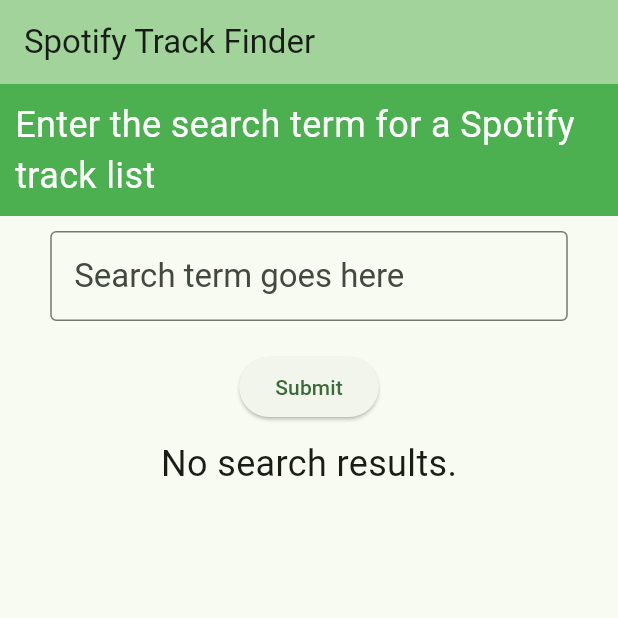
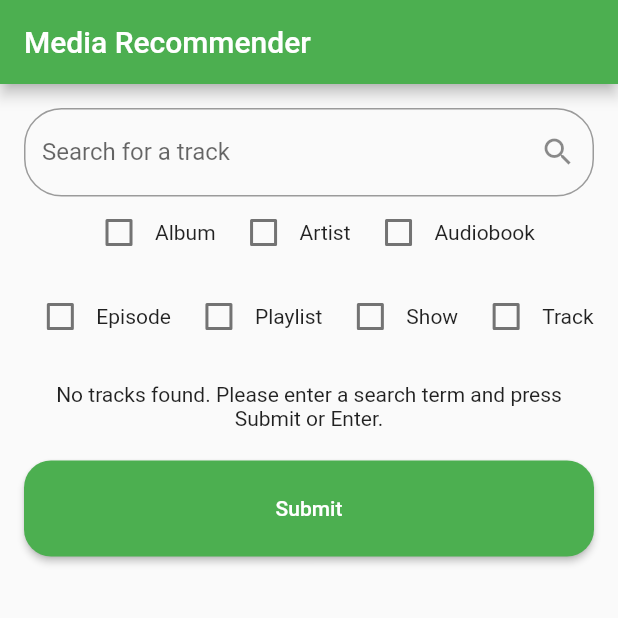
Before and after one commit to jamaki604/media_recommender, a Flutter app: the screen it shows after launch, on a phone screen of 412 x 824 dp, the top half of it. Run offline on Flutter 3.47's test engine with Material 2 defaults, Android fonts, the phone set to English and light mode, and no system bars.

Commit message:
Update main
Updated the UI to include checkboxes for type. This will be implemented for searching different content types and outputting the information.

Also smoothed UI out with some small changes so it looks cleaner.

```diff
--- a/lib/main.dart
+++ b/lib/main.dart
@@ -1,9 +1,9 @@
 import 'package:flutter/material.dart';
-import 'package:media_recommender/parse_results.dart';
-import 'package:media_recommender/spotify_authorization.dart';
-import 'package:media_recommender/spotify_query_parser.dart';
-import 'package:media_recommender/spotify_query_updater.dart';
-import 'package:media_recommender/track.dart';
+import 'package:media_recommender/models/spotify_search_results.dart';
+import 'package:media_recommender/services/spotify_authorization.dart';
+import 'package:media_recommender/services/spotify_query_parser.dart';
+import 'package:media_recommender/services/spotify_search_service.dart';
+import 'package:media_recommender/models/track.dart';
 import 'package:url_launcher/url_launcher_string.dart';
 
 void main() {
@@ -18,10 +18,35 @@
     return MaterialApp(
       title: 'Spotify Track Finder',
       theme: ThemeData(
-        colorScheme: ColorScheme.fromSeed(seedColor: Colors.green),
-        useMaterial3: true,
+        primarySwatch: Colors.green,
+        // brightness: Brightness.dark, *use for a dark mode consider an option later
+        inputDecorationTheme: InputDecorationTheme(
+          border: OutlineInputBorder(
+            borderRadius: BorderRadius.circular(25.0),
+            borderSide: const BorderSide(color: Colors.white70),
           ),
-      home: const MyHomePage(title: 'Spotify Track Finder'),
+        ),
+        buttonTheme: ButtonThemeData(
+          shape:
+              RoundedRectangleBorder(borderRadius: BorderRadius.circular(18.0)),
+          buttonColor: Colors.greenAccent,
+        ),
+        elevatedButtonTheme: ElevatedButtonThemeData(
+          style: ElevatedButton.styleFrom(
+            foregroundColor: Colors.white,
+            backgroundColor: Colors.green,
+            padding:
+                const EdgeInsets.symmetric(horizontal: 32.0, vertical: 12.0),
+            shape: RoundedRectangleBorder(
+              borderRadius: BorderRadius.circular(18.0),
+            ),
+          ),
+        ),
+        textButtonTheme: TextButtonThemeData(
+          style: TextButton.styleFrom(foregroundColor: Colors.greenAccent),
+        ),
+      ),
+      home: const MyHomePage(title: 'Media Recommender'),
     );
   }
 }
@@ -40,8 +65,34 @@
   final trackController = TextEditingController();
   final spotifyQueryParser = SpotifyQueryParser();
   final auth = SpotifyAuthorization();
-  final spotifyQuery = SpotifyQueryUpdater();
+  final spotifyQuery = SpotifySearchService();
   bool isLoading = false;
+  bool albumValue = false;
+  bool artistValue = false;
+  bool trackValue = false;
+  bool audiobookValue = false;
+  bool episodeValue = false;
+  bool showValue = false;
+  bool playlistValue = false;
+
+  @override
+  void initState() {
+    super.initState();
+    trackController.addListener(onSearchChanged);
+  }
+
+  @override
+  void dispose() {
+    trackController.removeListener(onSearchChanged);
+    trackController.dispose();
+    super.dispose();
+  }
+
+  void onSearchChanged() {
+    if (trackController.text.isNotEmpty && !isLoading) {
+      handleButtonPress();
+    }
+  }
 
   Future<void> handleButtonPress() async {
     setState(() {
@@ -52,10 +103,11 @@
     try {
       final result = await fetchTracks(trackController.text);
       setState(() {
-        tracksList = result.tracks.take(10).toList();  // Limiting the number of tracks to 10.
+        tracksList = result.tracks!.take(10).toList();
         isLoading = false;
       });
     } catch (error) {
+      if (!mounted) return;
       setState(() {
         isLoading = false;
       });
@@ -65,40 +117,43 @@
     }
   }
 
-  Future<ParseResult> fetchTracks(String searchTerm) async {
+  Future<SpotifySearchResults> fetchTracks(String searchTerm) async {
     final accessToken = await auth.getSpotifyAccessToken();
     if (accessToken == null) {
       throw Exception('Failed to get the Spotify access token.');
     }
 
     final jsonResponse = await spotifyQuery.search(searchTerm, accessToken);
-    return spotifyQueryParser.parseJson(jsonResponse);
+    return spotifyQueryParser.parseTracks(jsonResponse);
   }
 
   Widget buildTrackList(List<Track> tracks) {
-    return Column(
-      children: tracks.asMap().entries.map((entry) => buildTrack(entry.key, entry.value)).toList(),
-    );
-  }
-
-  Widget buildTrack(int index, Track track) {
-    return InkWell(
+    return ListView.builder(
+      shrinkWrap: true,
+      itemCount: tracks.length,
+      itemBuilder: (context, index) {
+        return ListTile(
+            title: Text(
+              tracks[index].name,
+              style: const TextStyle(
+                color: Colors.green,
+                fontWeight: FontWeight.bold,
+              ),
+            ),
+            subtitle: Text(tracks[index].artist),
             onTap: () async {
-        if (await canLaunchUrlString(track.href)) {
-          await launchUrlString(track.href);
+              final url = tracks[index].href;
+              if (await canLaunchUrlString(url)) {
+                await launchUrlString(url);
               } else {
+                if (mounted) {
                   ScaffoldMessenger.of(context).showSnackBar(
                     const SnackBar(content: Text('Could not launch URL')),
                   );
                 }
+              }
+            });
       },
-      child: Padding(
-        padding: const EdgeInsets.symmetric(vertical: 8.0),
-        child: Text(
-          "${index + 1}. ${track.name}",  // Displaying the track number.
-          style: const TextStyle(fontSize: 24, color: Colors.blue, decoration: TextDecoration.underline),
-        ),
-      ),
     );
   }
 
@@ -106,56 +161,71 @@
   Widget build(BuildContext context) {
     return Scaffold(
       appBar: AppBar(
-        backgroundColor: Theme.of(context).colorScheme.inversePrimary,
         title: Text(widget.title),
       ),
       body: SingleChildScrollView(
-        child: Center(
+        child: Padding(
+          padding: const EdgeInsets.all(16.0),
           child: Column(
-            mainAxisAlignment: MainAxisAlignment.center,
-            crossAxisAlignment: CrossAxisAlignment.center,
+            mainAxisAlignment: MainAxisAlignment.start,
+            crossAxisAlignment: CrossAxisAlignment.stretch,
             children: <Widget>[
-              Container(
-                padding: const EdgeInsets.all(10.0),
-                color: Colors.green,
-                child: const Text(
-                  'Enter the search term for a Spotify track list',
-                  style: TextStyle(
-                    fontSize: 24,
-                    color: Colors.white,
+              TextFormField(
+                controller: trackController,
+                decoration: InputDecoration(
+                  labelText: 'Search for a track',
+                  suffixIcon: const Icon(Icons.search),
+                  border: OutlineInputBorder(
+                    borderRadius: BorderRadius.circular(25.0),
                   ),
                 ),
+                onFieldSubmitted: (value) => handleButtonPress(),
+                textInputAction: TextInputAction.search,
               ),
-              const SizedBox(height: 10),
-              SizedBox(
-                width: 345,
-                child: TextField(
-                  controller: trackController,
-                  keyboardType: TextInputType.text,
-                  enabled: !isLoading,
-                  onSubmitted: (value) => handleButtonPress(),
-                  decoration: const InputDecoration(
-                    border: OutlineInputBorder(),
-                    hintText: "Search term goes here",
+              Wrap(
+                alignment: WrapAlignment.center,
+                spacing: 8.0,
+                runSpacing: 8.0,
+                children: <Widget>[
+                  _buildCheckbox('Album', albumValue, (bool newValue) {
+                    setState(() => albumValue = newValue);
+                  }),
+                  _buildCheckbox('Artist', artistValue, (bool newValue) {
+                    setState(() => artistValue = newValue);
+                  }),
+                  _buildCheckbox('Audiobook', audiobookValue, (bool newValue) {
+                    setState(() => audiobookValue = newValue);
+                  }),
+                  _buildCheckbox('Episode', episodeValue, (bool newValue) {
+                    setState(() => episodeValue = newValue);
+                  }),
+                  _buildCheckbox('Playlist', playlistValue, (bool newValue) {
+                    setState(() => playlistValue = newValue);
+                  }),
+                  _buildCheckbox('Show', showValue, (bool newValue) {
+                    setState(() => showValue = newValue);
+                  }),
+                  _buildCheckbox('Track', trackValue, (bool newValue) {
+                    setState(() => trackValue = newValue);
+                  }),
+                ],
               ),
-                  style: Theme.of(context).textTheme.titleLarge, // Assuming titleLarge is defined in your theme.
-                ),
+              const SizedBox(height: 20),
+              isLoading
+                  ? const Center(child: CircularProgressIndicator())
+                  : tracksList.isNotEmpty
+                      ? buildTrackList(tracksList)
+                      : const Text(
+                          'No tracks found. Please enter a search term and press Submit or Enter.',
+                          textAlign: TextAlign.center,
                         ),
               const SizedBox(height: 20),
               ElevatedButton(
                 onPressed: isLoading ? null : handleButtonPress,
-                child: const Text('Submit'),
+                child: const Padding(
+                  padding: EdgeInsets.symmetric(vertical: 12.0),
+                  child: Text('Submit'),
                 ),
-              isLoading
-                  ? const CircularProgressIndicator()
-                  : tracksList.isEmpty
-                  ? const Padding(
-                padding: EdgeInsets.all(10),
-                child: Text('No search results.', style: TextStyle(fontSize: 24)),
-              )
-                  : Container(
-                padding: const EdgeInsets.all(10),
-                child: buildTrackList(tracksList),
               ),
             ],
           ),
@@ -163,4 +233,24 @@
       ),
     );
   }
+
+  Widget _buildCheckbox(String title, bool value, Function(bool) onChanged) {
+    return Row(
+      mainAxisSize: MainAxisSize.min,
+      children: [
+        Checkbox(
+          value: value,
+          onChanged: (bool? newValue) {
+            if (newValue != null) onChanged(newValue);
+          },
+        ),
+        GestureDetector(
+          onTap: () {
+            onChanged(!value);
+          },
+          child: Text(title),
+        ),
+      ],
+    );
   }
+}
```
Lines whose indentation alone changed are shown as unchanged.
